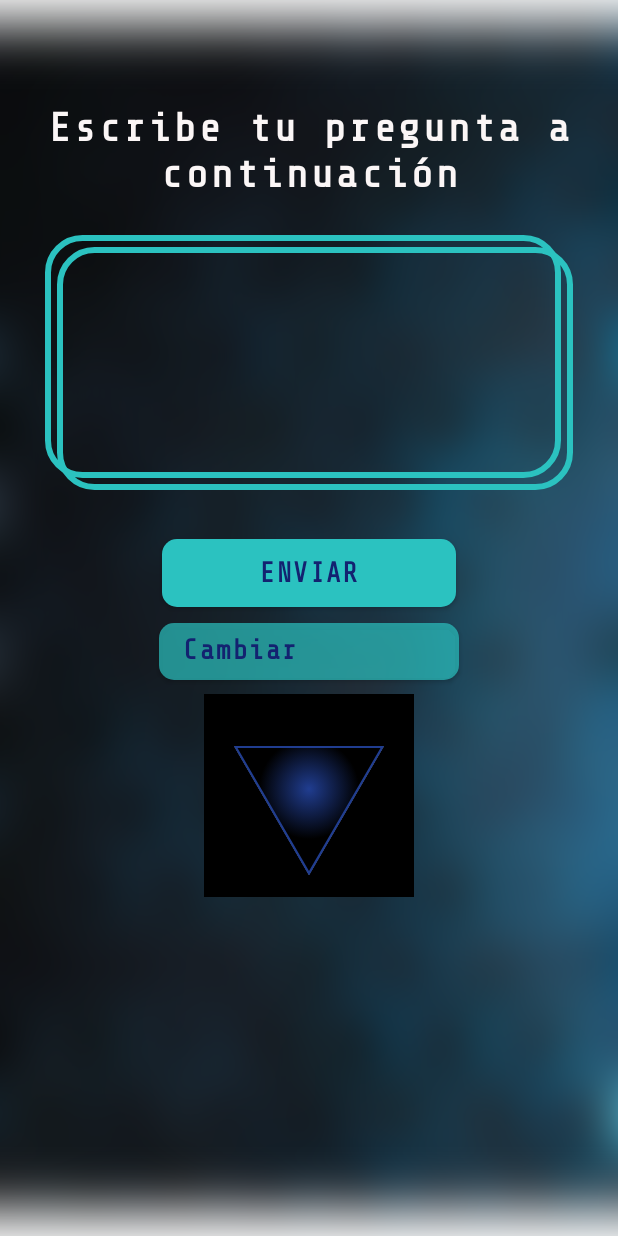
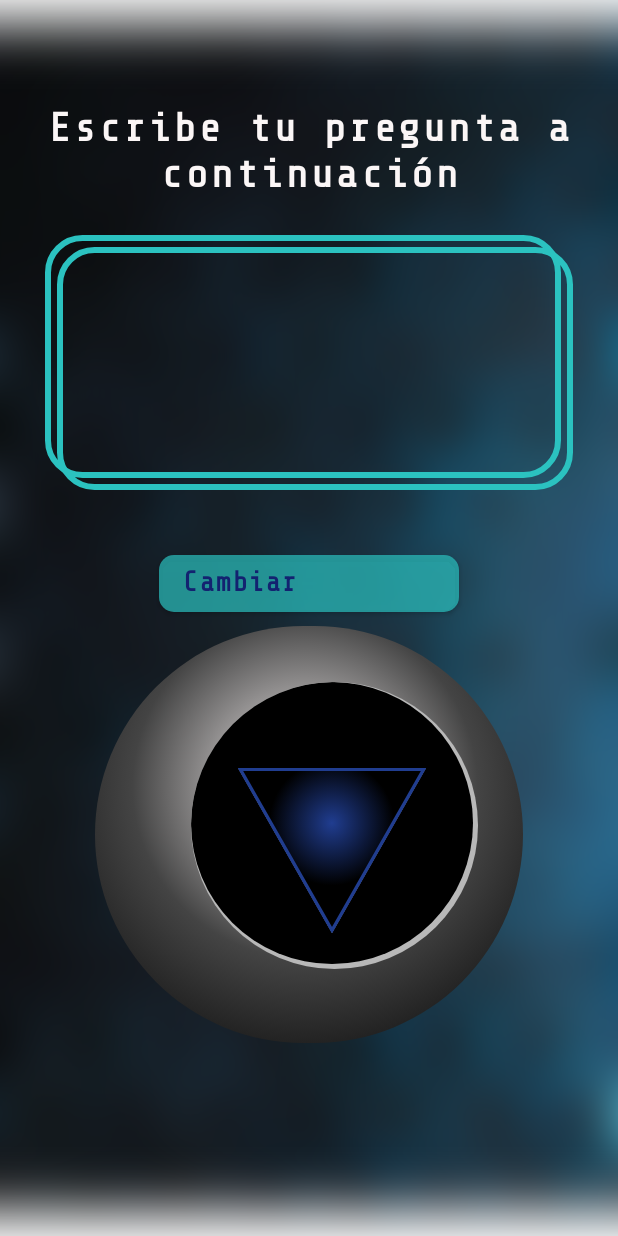
Before and after one commit to ligomezm/TheMagic8Ball, an Android app built with Jetpack Compose: the screen it shows after launch (MainActivity), after a tap on "ENVIAR", on a phone screen of 412 x 824 dp. Run offline under Robolectric (Android 15) with nearby library versions, the phone set to English and light mode, and no system bars; our stand-ins replace Dagger/Hilt's generated code.

Commit message:
Magic ball design finished, starting animations

```diff
--- a/app/src/main/java/com/example/ball8magic/presentation/MainActivity.kt
+++ b/app/src/main/java/com/example/ball8magic/presentation/MainActivity.kt
@@ -19,6 +19,7 @@ class MainActivity : ComponentActivity() {
         super.onCreate(savedInstanceState)
         setContent {
             Ball8MagicTheme {
+
                 // A surface container using the 'background' color from the theme
                 Surface(
                     modifier = Modifier.fillMaxSize(),
@@ -26,6 +27,7 @@ class MainActivity : ComponentActivity() {
                 ) {
                     Navigation()
                 }
+
             }
         }
     }
--- a/app/src/main/java/com/example/ball8magic/presentation/ui/magic_ball/Ball.kt
+++ b/app/src/main/java/com/example/ball8magic/presentation/ui/magic_ball/Ball.kt
@@ -6,11 +6,13 @@ import androidx.compose.foundation.layout.Box
 import androidx.compose.foundation.layout.fillMaxSize
 import androidx.compose.foundation.layout.padding
 import androidx.compose.foundation.layout.size
+import androidx.compose.foundation.shape.CircleShape
 import androidx.compose.foundation.shape.GenericShape
 import androidx.compose.material.Surface
 import androidx.compose.runtime.Composable
 import androidx.compose.ui.Alignment
 import androidx.compose.ui.Modifier
+import androidx.compose.ui.draw.clip
 import androidx.compose.ui.geometry.Offset
 import androidx.compose.ui.graphics.Brush
 import androidx.compose.ui.graphics.Color
@@ -18,6 +20,8 @@ import androidx.compose.ui.platform.LocalDensity
 import androidx.compose.ui.tooling.preview.Preview
 import androidx.compose.ui.unit.dp
 import com.example.ball8magic.presentation.ui.theme.BlueVariantColor
+import com.example.ball8magic.presentation.ui.theme.GrayShadowBall
+import com.example.ball8magic.presentation.ui.theme.WhiteTextColor
 
 @Composable
 fun Ball() {
@@ -27,18 +31,40 @@ fun Ball() {
         lineTo(0f, 0f)
     }
 
-    val triangleSurfaceWidth = 100.dp
-    val triangleSurfaceHeight = 86.dp
+    val triangleSurfaceWidth = 125.dp
+    val triangleSurfaceHeight = 110.dp
 
     val boxWidthToPx = with(LocalDensity.current) { triangleSurfaceWidth.toPx() }
     val boxHeightToPx = with(LocalDensity.current) { triangleSurfaceHeight.toPx() }
 
+    Box (
+        modifier = Modifier
+            .size(285.dp, 278.dp)
+            .clip(shape = CircleShape)
+            .background(
+                brush = Brush.radialGradient(
+                    colors = listOf(
+                        WhiteTextColor, Color.DarkGray, Color.Black),
+                    center = Offset(x= 210f, y= 160f),
+                    radius = 345f,
+                )
+            )
+            .padding(end = 30.dp, bottom = 12.dp),
+        contentAlignment = Alignment.CenterEnd
+    ){
         Box(
             modifier = Modifier
-            .size(140.dp, 135.dp)
-            .background(
-                Color.Black)
-            .padding(top = 20.dp),
+                .size(191.dp)
+                .clip(shape = CircleShape)
+                .background(GrayShadowBall),
+            contentAlignment = Alignment.TopStart
+        ) {
+            Box(
+                modifier = Modifier
+                    .size(188.dp)
+                    .clip(shape = CircleShape)
+                    .background(Color.Black)
+                    .padding(top = 36.dp),
                 contentAlignment = Alignment.Center,
 
                 ) {
@@ -47,7 +73,7 @@ fun Ball() {
                     modifier = Modifier
                         .size(triangleSurfaceWidth, triangleSurfaceHeight)
                         .border(
-                    1.dp,
+                            2.dp,
                             color = BlueVariantColor,
                             shape = invertedTriangleShape)
                 ) {
@@ -64,7 +90,8 @@ fun Ball() {
                     )
                 }
             }
-
+        }
+    }
 }
 
 @Preview
--- a/app/src/main/java/com/example/ball8magic/presentation/ui/magic_ball/MagicBallScreen.kt
+++ b/app/src/main/java/com/example/ball8magic/presentation/ui/magic_ball/MagicBallScreen.kt
@@ -1,10 +1,12 @@
 package com.example.ball8magic.presentation.ui.magic_ball
 
+import androidx.compose.animation.AnimatedVisibility
 import androidx.compose.foundation.Image
 import androidx.compose.foundation.layout.*
+import androidx.compose.foundation.shape.RoundedCornerShape
 import androidx.compose.material.MaterialTheme
 import androidx.compose.material.Text
-import androidx.compose.runtime.Composable
+import androidx.compose.runtime.*
 import androidx.compose.ui.Alignment
 import androidx.compose.ui.Modifier
 import androidx.compose.ui.draw.blur
@@ -13,9 +15,14 @@ import androidx.compose.ui.res.painterResource
 import androidx.compose.ui.unit.dp
 import androidx.navigation.NavController
 import com.example.ball8magic.R
+import androidx.compose.material.Button
+import androidx.compose.material.ButtonDefaults
 
 @Composable
 fun MagicBallScreen(navController: NavController) {
+    var editable by remember { mutableStateOf(false) }
+    var textInner by remember { mutableStateOf("")}
+
     Box(
         modifier = Modifier.fillMaxSize()
     ) {
@@ -37,11 +44,38 @@ fun MagicBallScreen(navController: NavController) {
                 text = "Escribe tu pregunta a continuación",
                 style = MaterialTheme.typography.h2)
             Spacer(modifier = Modifier.height(25.dp))
-            TextBox(text = "")
+            TextBox(text = textInner)
             Spacer(modifier = Modifier.height(10.dp))
-            PrimaryButton(text = "enviar")
+            AnimatedVisibility(visible = !editable){
+                //PrimaryButton(text = "enviar")
+                Button(
+                        modifier = Modifier
+                            .height(45.dp)
+                            .width(196.dp),
+                        shape = RoundedCornerShape(10.dp),
+                        onClick = {
+                            editable = true
+                        }
+                    ) {
+                        Text("ENVIAR")
+                    }
+            }
+
             Spacer(modifier = Modifier.height(10.dp))
-            SecondaryButton(text = "Cambiar pregunta")
+            AnimatedVisibility(visible = editable) {
+               // SecondaryButton(text = "Cambiar pregunta")
+               Button(
+                       onClick = {},
+                       modifier = Modifier
+                           .height(38.dp)
+                           .width(200.dp),
+                       shape = RoundedCornerShape(10.dp),
+                       colors = ButtonDefaults.buttonColors(
+                           backgroundColor = MaterialTheme.colors.primary.copy(alpha = 0.7f)),
+                   ) {
+                       Text(text = "Cambiar pregunta")
+                   }
+            }
             Spacer(modifier = Modifier.height(10.dp))
             Ball()
         }
--- a/app/src/main/java/com/example/ball8magic/presentation/ui/theme/Color.kt
+++ b/app/src/main/java/com/example/ball8magic/presentation/ui/theme/Color.kt
@@ -6,3 +6,4 @@ val WhiteTextColor = Color(0xFFFBF6F6)
 val GreenColor = Color(0xFF2BC2C0)
 val BlueTextColor = Color(0xFF132270)
 val BlueVariantColor = Color(0xFF203D90)
+val GrayShadowBall = Color(0xFFB8B8B8)
```
Lines whose indentation alone changed are shown as unchanged.
